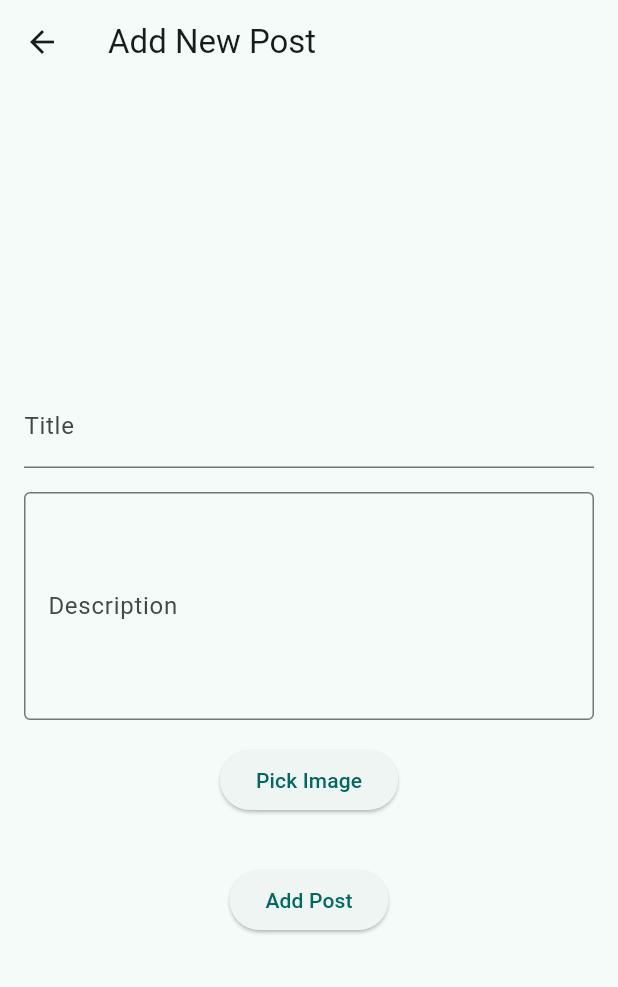
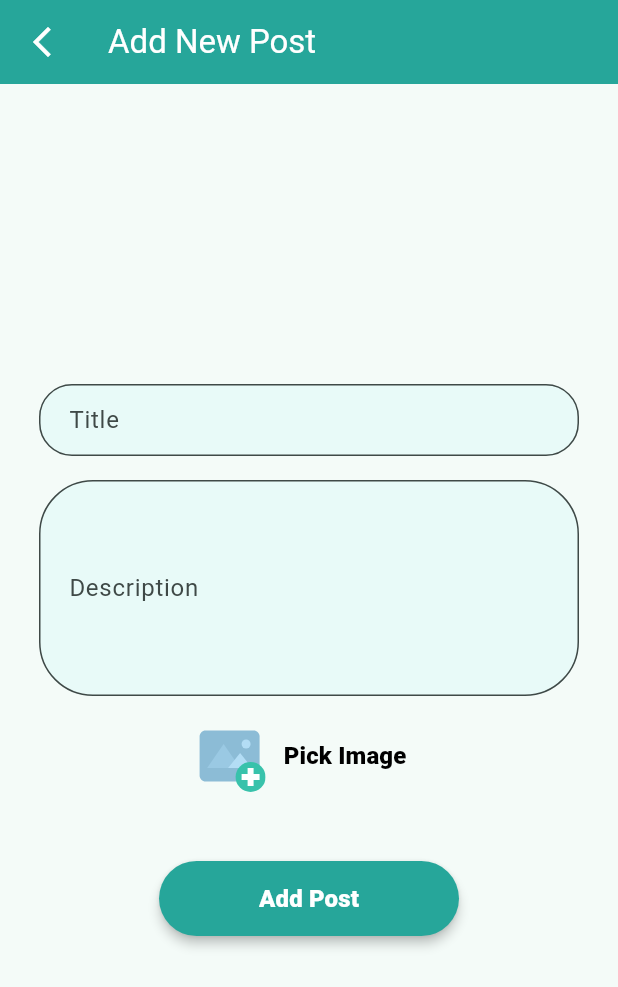
Before and after one commit to m29k/alumni-connect-app, a Flutter app: the AddPostScreen screen opened directly, on a phone screen of 412 x 824 dp. Shown: the top 987 px of the screen. Run offline on Flutter 3.47's test engine with Material 3 defaults, Android fonts, the phone set to English and light mode, and no system bars; our stand-ins replace cached_network_image, cloud_firestore, dots_indicator, emoji_picker_flutter, firebase_auth, firebase_core and 8 more; missing offline and left inert: flutter_notification_channel; accounts and stored records are empty.

Commit message:
Improved Add Post UI

```diff
--- a/lib/screens/home_page_screen.dart
+++ b/lib/screens/home_page_screen.dart
@@ -3,6 +3,7 @@ import 'dart:io';
 import 'package:cloud_firestore/cloud_firestore.dart';
 import 'package:firebase_auth/firebase_auth.dart';
 import 'package:flutter/material.dart';
+import 'package:flutter_svg/svg.dart';
 import 'package:image_picker/image_picker.dart';
 import 'package:firebase_storage/firebase_storage.dart';
 import 'package:intl/intl.dart';
@@ -114,7 +115,7 @@ class _HomePageScreenState extends State<HomePageScreen> {
 
             if (newPost != null) {}
           },
-          backgroundColor: Color.fromARGB(255, 40, 158, 132),
+          backgroundColor: const Color.fromARGB(255, 40, 158, 132),
           shape: const CircleBorder(),
           child: const Icon(Icons.add, color: Colors.white),
         ),
@@ -196,6 +197,8 @@ class PostCard extends StatelessWidget {
 }
 
 class AddPostScreen extends StatefulWidget {
+  const AddPostScreen({super.key});
+
   @override
   _AddPostScreenState createState() => _AddPostScreenState();
 }
@@ -210,33 +213,75 @@ class _AddPostScreenState extends State<AddPostScreen> {
   Widget build(BuildContext context) {
     return Scaffold(
       appBar: AppBar(
-        title: const Text('Add New Post'),
+        backgroundColor: Colors.teal.shade400,
+        title:
+            const Text('Add New Post', style: TextStyle(color: Colors.white)),
+        leading: GestureDetector(
+            onTap: () {
+              Navigator.pop(context);
+            },
+            child: const Icon(
+              Icons.arrow_back_ios_new,
+              color: Colors.white,
+            )),
       ),
       body: Padding(
-        padding: const EdgeInsets.all(16.0),
+        padding: const EdgeInsets.all(26.0),
         child: Column(
           mainAxisAlignment: MainAxisAlignment.center,
           children: [
             TextField(
               controller: titleController,
-              decoration: const InputDecoration(labelText: 'Title'),
+              decoration: InputDecoration(
+                labelText: 'Title',
+                hintText: 'Enter a detailed description...',
+                border: OutlineInputBorder(
+                  borderRadius: BorderRadius.circular(22),
+                ),
+                filled: true,
+                fillColor: const Color.fromRGBO(232, 250, 248, 1),
+                contentPadding: const EdgeInsets.symmetric(
+                    vertical: 12.0, horizontal: 16.0),
+              ),
             ),
             const SizedBox(height: 16),
             TextField(
               controller: descriptionController,
-              maxLines: 5, // Set maxLines to allow multiple lines
-              decoration: const InputDecoration(
+              maxLines: 5,
+              style: const TextStyle(
+                fontSize: 16.0,
+                color: Colors.black87,
+              ),
+              decoration: InputDecoration(
                 labelText: 'Description',
                 hintText: 'Enter a detailed description...',
-                border: OutlineInputBorder(), // Add border for a better look
+                border: OutlineInputBorder(
+                  borderRadius: BorderRadius.circular(36),
+                ),
+                filled: true,
+                fillColor: const Color.fromARGB(255, 232, 250, 248),
+                contentPadding: const EdgeInsets.symmetric(
+                    vertical: 12.0, horizontal: 16.0),
               ),
             ),
             const SizedBox(height: 16),
-            ElevatedButton(
-              onPressed: () {
-                _showImageSourceDialog();
-              },
-              child: const Text('Pick Image'),
+            Row(
+              mainAxisAlignment: MainAxisAlignment.center,
+              children: [
+                SvgPicture.asset(
+                  'assets/icons/add_pic.svg',
+                ),
+                TextButton(
+                  onPressed: _showImageSourceDialog,
+                  child: const Text(
+                    'Pick Image',
+                    style: TextStyle(
+                        fontSize: 16.0,
+                        fontWeight: FontWeight.w800,
+                        color: Colors.black),
+                  ),
+                ),
+              ],
             ),
             const SizedBox(height: 16),
             if (pickedImage != null)
@@ -246,19 +291,19 @@ class _AddPostScreenState extends State<AddPostScreen> {
                 width: 100,
                 fit: BoxFit.cover,
               ),
-            const SizedBox(height: 16),
-            ElevatedButton(
+            const SizedBox(height: 30),
+            Container(
+              width: 200,
+              height: 50,
+              child: ElevatedButton(
                 onPressed: () async {
                   String? downloadUrl;
 
-                // Check if an image is picked
                   if (pickedImage != null) {
-                  // Upload image to Firebase Storage
                     downloadUrl =
                         await _uploadImageToFirebaseStorage(pickedImage!);
                   }
 
-                // Retrieve the current user
                   User? currentUser = FirebaseAuth.instance.currentUser;
 
                   if (currentUser != null) {
@@ -272,12 +317,25 @@ class _AddPostScreenState extends State<AddPostScreen> {
 
                     await _addPostToFirestore(newPost);
 
+                    // ignore: use_build_context_synchronously
                     Navigator.pop(context, newPost);
                   } else {
                     print('User not signed in.');
                   }
                 },
-              child: const Text('Add Post'),
+                style: ElevatedButton.styleFrom(
+                  foregroundColor: Colors.white,
+                  primary: Colors.teal.shade400,
+                  elevation: 3,
+                  shape: RoundedRectangleBorder(
+                    borderRadius: BorderRadius.circular(26.0),
+                  ),
+                ),
+                child: const Text(
+                  'Add Post',
+                  style: TextStyle(fontSize: 16.0, fontWeight: FontWeight.w800),
+                ),
+              ),
             ),
           ],
         ),
```
Also changed, not shown: lib/screens/more_page_screen.dart (+20 -23 lines), assets/icons/add_pic.svg (added). Lines whose indentation alone changed are shown as unchanged.
